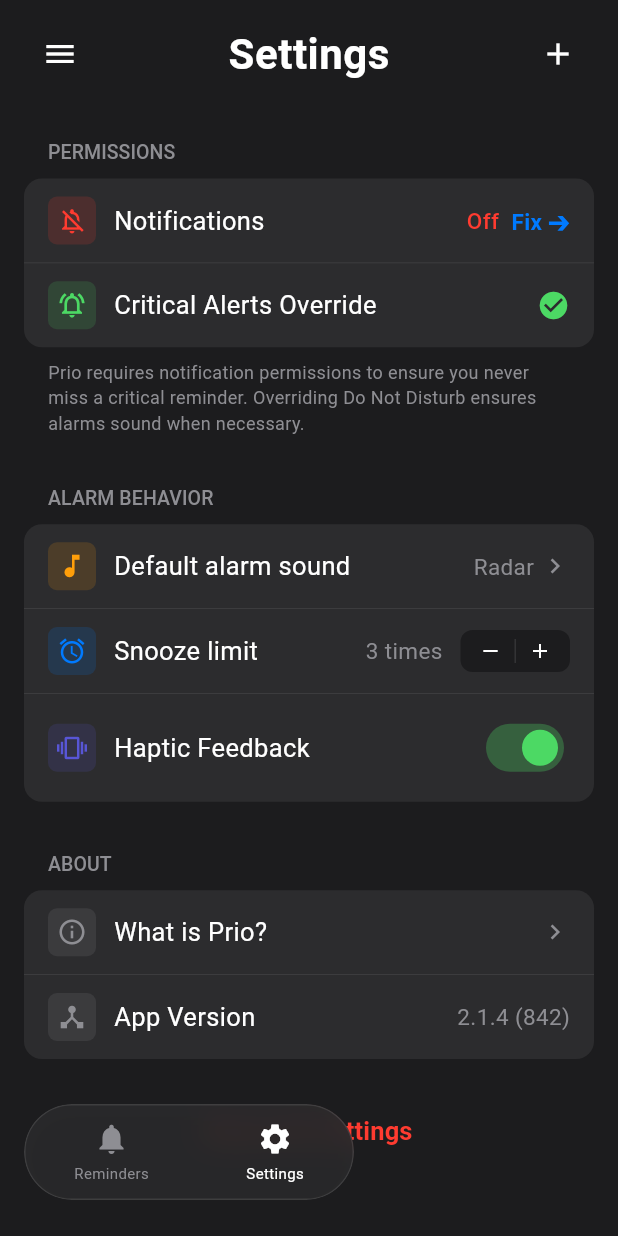
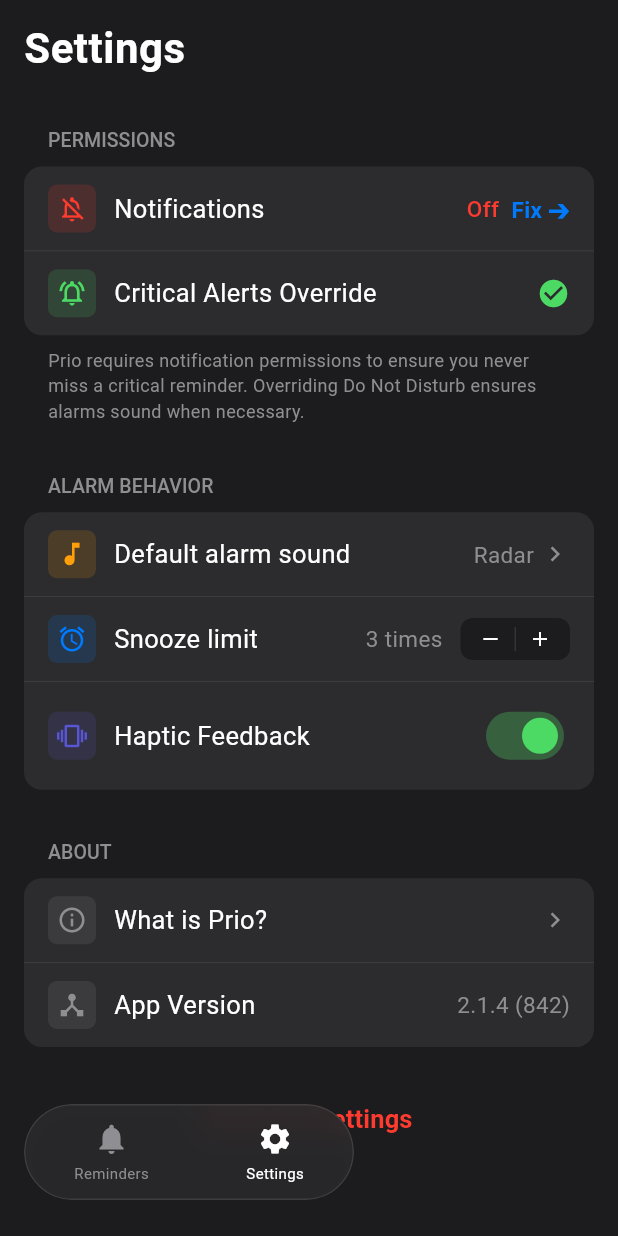
Before and after one commit to vardzz/Prio, a Flutter app: the screen it shows after launch, item 2 of the bottom bar chosen, on a phone screen of 412 x 824 dp. Run offline on Flutter 3.47's test engine with Material 3 defaults, Android fonts, the phone set to English and light mode, and no system bars; our stand-ins replace flutter_local_notifications, flutter_riverpod, hive_ce, hive_ce_flutter, timezone; accounts and stored records are empty.

```diff
--- a/lib/presentation/screens/home_screen.dart
+++ b/lib/presentation/screens/home_screen.dart
@@ -230,14 +230,8 @@ class HomeScreen extends ConsumerWidget {
               Padding(
                 padding: const EdgeInsets.symmetric(horizontal: 16.0, vertical: 12.0),
                 child: Row(
-                  mainAxisAlignment: MainAxisAlignment.spaceBetween,
+                  mainAxisAlignment: MainAxisAlignment.start,
                   children: [
-                    if (activeTab == 1) ...[
-                      IconButton(
-                        icon: const Icon(Icons.menu, color: Colors.white),
-                        onPressed: () {},
-                      ),
-                    ],
                     Text(
                       activeTab == 0 ? 'Prio' : 'Settings',
                       style: const TextStyle(
@@ -247,14 +241,6 @@ class HomeScreen extends ConsumerWidget {
                         letterSpacing: 0.36,
                       ),
                     ),
-                    if (activeTab == 1) ...[
-                      IconButton(
-                        icon: const Icon(Icons.add, color: Colors.white),
-                        onPressed: () => _openAddReminder(context, ref),
-                      ),
-                    ] else ...[
-                      const SizedBox(width: 48), // Spacer to balance layout header
-                    ],
                   ],
                 ),
               ),
```
